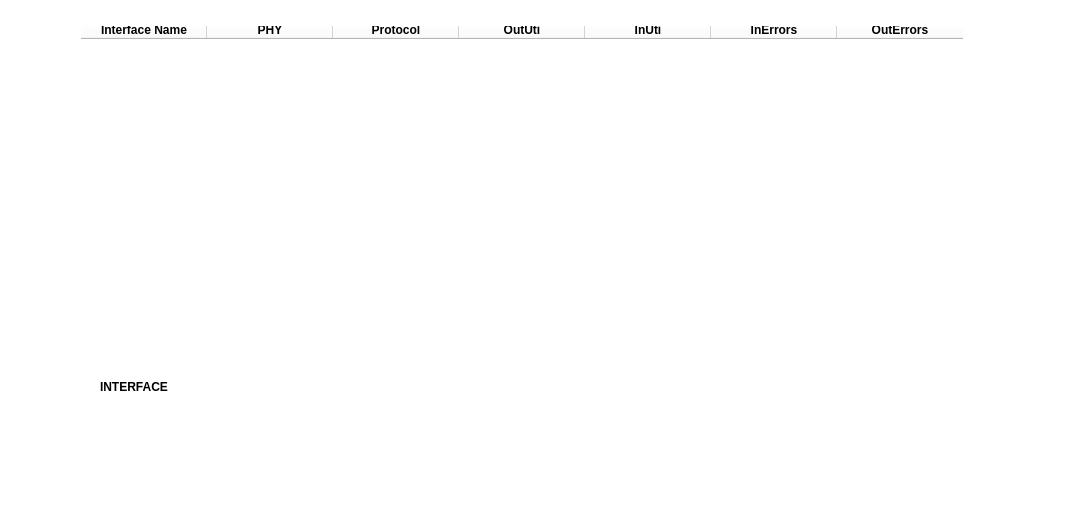
First picture: the form in UserInterface/ViewInt.ui, repository MikiMarconi/DATACOM, before the edit.
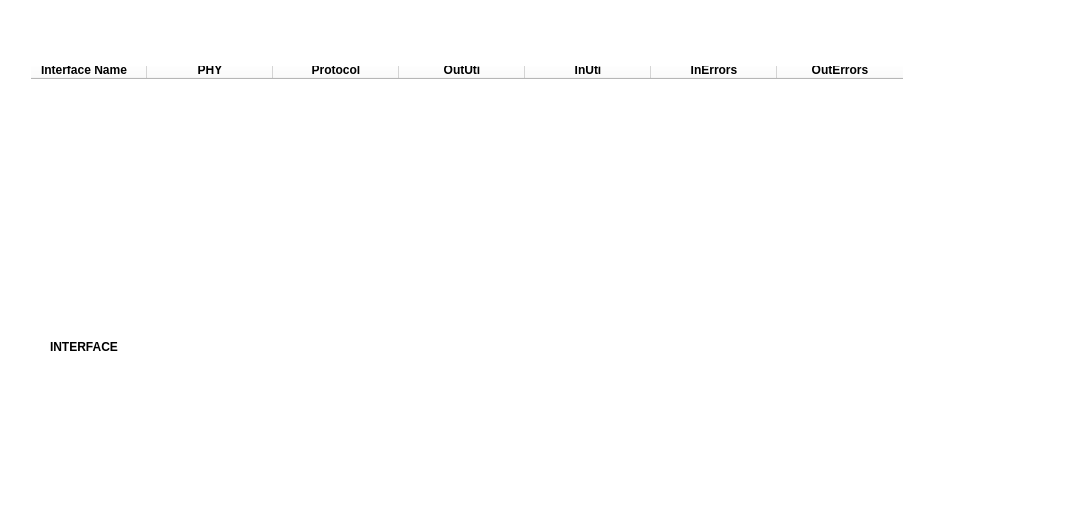
Second picture: the form after the edit.

Diff of the .ui file:
```diff
--- a/UserInterface/ViewInt.ui
+++ b/UserInterface/ViewInt.ui
@@ -32,8 +32,8 @@
   <widget class="QLabel" name="label_4">
    <property name="geometry">
     <rect>
-     <x>60</x>
-     <y>20</y>
+     <x>10</x>
+     <y>10</y>
      <width>21</width>
      <height>321</height>
     </rect>
@@ -42,16 +42,66 @@
     <string/>
    </property>
   </widget>
-  <widget class="QTableWidget" name="tableWidget">
+  <widget class="QLabel" name="label_5">
+   <property name="geometry">
+    <rect>
+     <x>1040</x>
+     <y>10</y>
+     <width>21</width>
+     <height>331</height>
+    </rect>
+   </property>
+   <property name="text">
+    <string/>
+   </property>
+  </widget>
+  <widget class="QLabel" name="label_3">
+   <property name="geometry">
+    <rect>
+     <x>10</x>
+     <y>50</y>
+     <width>1051</width>
+     <height>16</height>
+    </rect>
+   </property>
+   <property name="text">
+    <string/>
+   </property>
+  </widget>
+  <widget class="QLabel" name="label">
+   <property name="geometry">
+    <rect>
+     <x>50</x>
+     <y>340</y>
+     <width>931</width>
+     <height>111</height>
+    </rect>
+   </property>
+   <property name="font">
+    <font>
+     <family>Segoe UI</family>
+     <pointsize>9</pointsize>
+     <weight>75</weight>
+     <bold>true</bold>
+    </font>
+   </property>
+   <property name="text">
+    <string>INTERFACE </string>
+   </property>
+   <property name="alignment">
+    <set>Qt::AlignLeading|Qt::AlignLeft|Qt::AlignTop</set>
+   </property>
+  </widget>
+  <widget class="QTableWidget" name="tableWidget_2">
    <property name="enabled">
     <bool>false</bool>
    </property>
    <property name="geometry">
     <rect>
-     <x>80</x>
-     <y>20</y>
-     <width>891</width>
-     <height>331</height>
+     <x>20</x>
+     <y>60</y>
+     <width>1031</width>
+     <height>211</height>
     </rect>
    </property>
    <property name="sizePolicy">
@@ -253,21 +303,8 @@
   <widget class="QLabel" name="label_5">
    <property name="geometry">
     <rect>
-     <x>970</x>
-     <y>20</y>
-     <width>21</width>
-     <height>331</height>
-    </rect>
-   </property>
-   <property name="text">
-    <string/>
-   </property>
-  </widget>
-  <widget class="QLabel" name="label_3">
-   <property name="geometry">
-    <rect>
-     <x>70</x>
-     <y>340</y>
+     <x>10</x>
+     <y>260</y>
      <width>1051</width>
      <height>16</height>
     </rect>
@@ -276,31 +313,6 @@
     <string/>
    </property>
   </widget>
-  <widget class="QLabel" name="label">
-   <property name="geometry">
-    <rect>
-     <x>100</x>
-     <y>380</y>
-     <width>651</width>
-     <height>101</height>
-    </rect>
-   </property>
-   <property name="font">
-    <font>
-     <family>Segoe UI</family>
-     <pointsize>9</pointsize>
-     <weight>75</weight>
-     <bold>true</bold>
-    </font>
-   </property>
-   <property name="text">
-    <string>INTERFACE </string>
-   </property>
-   <property name="alignment">
-    <set>Qt::AlignLeading|Qt::AlignLeft|Qt::AlignTop</set>
-   </property>
-  </widget>
-  <zorder>tableWidget</zorder>
   <zorder>label_2</zorder>
   <zorder>label_4</zorder>
   <zorder>label_5</zorder>
```
Left out of the diff: 8 changed lines with no effect on the pictures.
